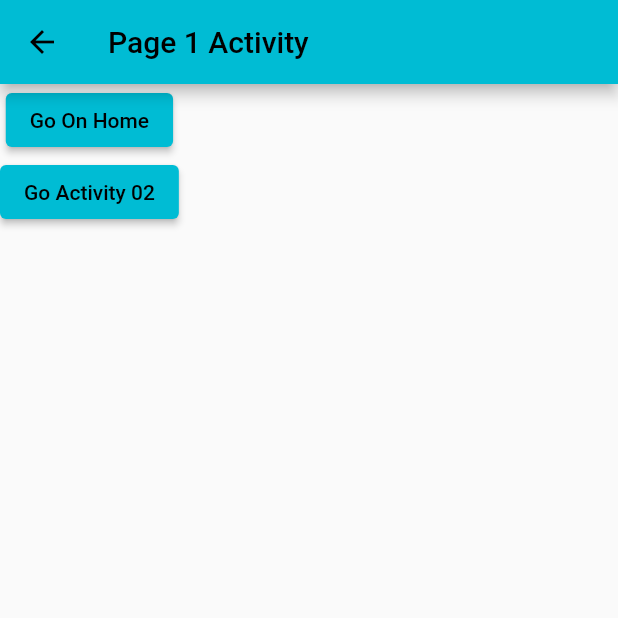
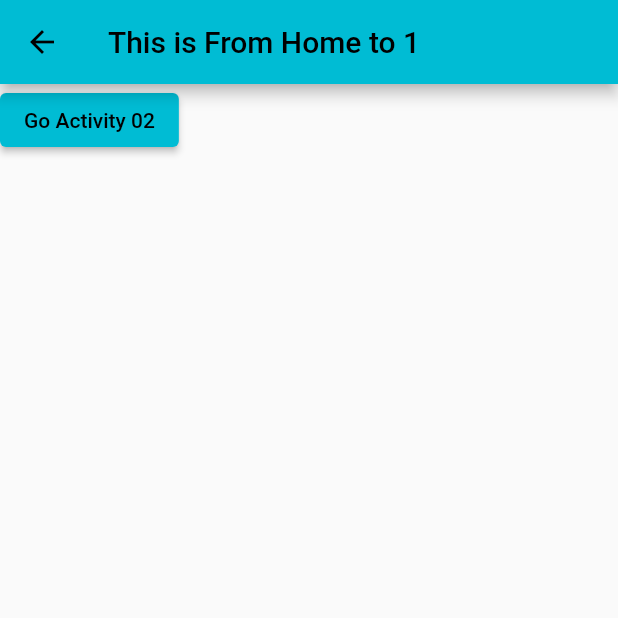
Before and after one commit to siraajul/navigation, a Flutter app: the screen it shows after launch, after a tap on "Go Activity 01", on a phone screen of 412 x 824 dp, the top half of it. Run offline on Flutter 3.47's test engine with Material 2 defaults, Android fonts, the phone set to English and light mode, and no system bars.

Commit message:
Add Route

```diff
--- a/lib/main.dart
+++ b/lib/main.dart
@@ -17,7 +17,7 @@ class MyApp extends StatelessWidget{
   }
 }
 class HomeActivity extends StatelessWidget{
-  HomeActivity({super.key});
+   HomeActivity({super.key});
 
   @override
   Widget build(BuildContext context){
@@ -26,44 +26,57 @@ class HomeActivity extends StatelessWidget{
       body:Column(
         mainAxisAlignment: MainAxisAlignment.start,
         children: [
-          ElevatedButton(onPressed: (){Navigator.push(context, MaterialPageRoute(builder: (context)=>PageActivityOne()));}, child: Text("Go Activity 01")),
-          ElevatedButton(onPressed: (){Navigator.push(context, MaterialPageRoute(builder: (context)=>PageActivityTwo()));}, child: Text("Go Activity 02"))
+          ElevatedButton(onPressed: (){Navigator.push(context, MaterialPageRoute(builder: (context)=>PageActivityOne("This is From Home to 1")));}, child: Text("Go Activity 01")),
+          ElevatedButton(onPressed: (){Navigator.push(context, MaterialPageRoute(builder: (context)=>PageActivityTwo("This is From Home to 2")));}, child: Text("Go Activity 02"))
         ],
       )
     );
   }
 }
 
+//Activity One
 class PageActivityOne extends StatelessWidget{
-  PageActivityOne({super.key});
+
+  String Messege;
+   PageActivityOne(
+      this.Messege,
+      {super.key}
+      );
+
 
   @override
   Widget build(BuildContext context){
     return Scaffold(
-      appBar: AppBar(title: Text("Page 1 Activity"),),
+      appBar: AppBar(title: Text(Messege),),
         body:Column(
           mainAxisAlignment: MainAxisAlignment.start,
           children: [
-            ElevatedButton(onPressed: (){Navigator.push(context, MaterialPageRoute(builder: (context)=>HomeActivity()));}, child: Text("Go On Home")),
-            ElevatedButton(onPressed: (){Navigator.push(context, MaterialPageRoute(builder: (context)=>PageActivityTwo()));}, child: Text("Go Activity 02"))
+            //ElevatedButton(onPressed: (){Navigator.push(context, MaterialPageRoute(builder: (context)=>HomeActivity()));}, child: Text("Go On Home")),
+            ElevatedButton(onPressed: (){Navigator.push(context, MaterialPageRoute(builder: (context)=>PageActivityTwo("This is From 1 to 2")));}, child: Text("Go Activity 02"))
           ],
         )
     );
   }
 }
+
+//Activity Two
 class PageActivityTwo extends StatelessWidget{
-  PageActivityTwo({super.key});
+
+  String Messege;
+   PageActivityTwo(
+      this.Messege,{super.key});
+
 
   @override
   Widget build(BuildContext context){
     return Scaffold(
-      appBar: AppBar(title: Text("Page 2 Activity"),),
+      appBar: AppBar(title: Text(Messege),),
         body:Column(
           mainAxisAlignment: MainAxisAlignment.start,
           children: [
-            ElevatedButton(onPressed: (){Navigator.push(context, MaterialPageRoute(builder: (context)=>HomeActivity()));}, child: Text("Go On Home")),
+            //ElevatedButton(onPressed: (){Navigator.push(context, MaterialPageRoute(builder: (context)=>HomeActivity()));}, child: Text("Go On Home")),
 
-            ElevatedButton(onPressed: (){Navigator.push(context, MaterialPageRoute(builder: (context)=>PageActivityOne()));}, child: Text("Go Activity 01"))
+            ElevatedButton(onPressed: (){Navigator.push(context, MaterialPageRoute(builder: (context)=>PageActivityOne("This is From 2 to 1")));}, child: Text("Go Activity 01"))
           ],
         )
     );
```
